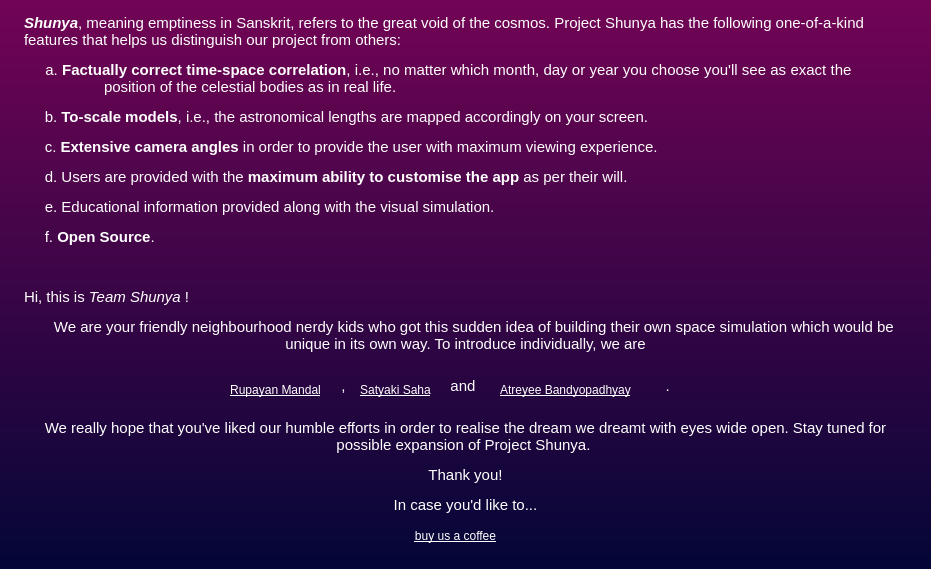
Before: the Qt Designer form Assets/dial_2.ui in CodeALPHA007/Shunya, drawn with Qt 5.
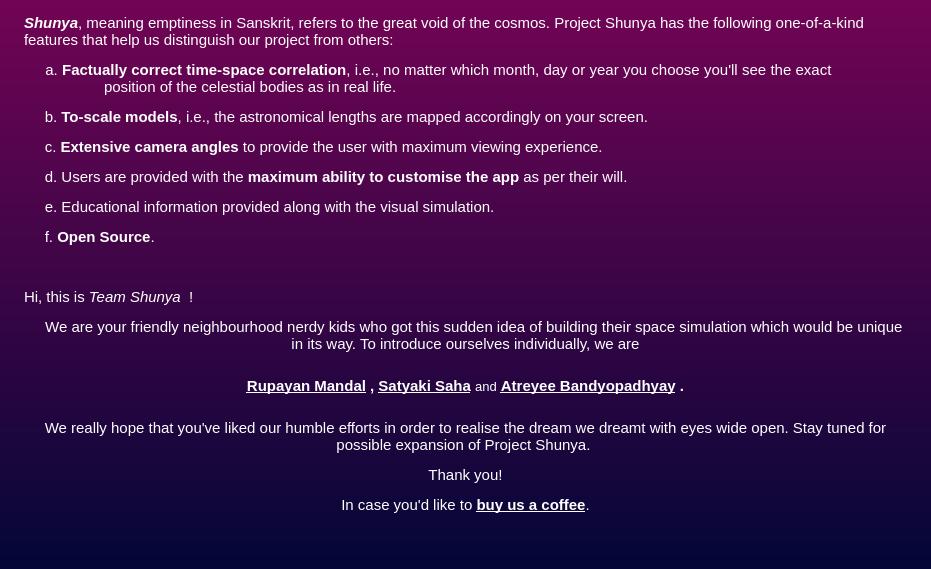
After: the same form once the commit is applied.

Patch:
```diff
--- a/Assets/dial_2.ui
+++ b/Assets/dial_2.ui
@@ -16,29 +16,6 @@
   <property name="styleSheet">
    <string notr="true">background-color: QLinearGradient( x1: 0, y1: 0, x2: 0, y2: 1, stop: 0 rgb(114, 4, 85), stop: 1 rgb(3, 6, 55) )</string>
   </property>
-  <widget class="QPushButton" name="Coffee">
-   <property name="geometry">
-    <rect>
-     <x>390</x>
-     <y>520</y>
-     <width>131</width>
-     <height>31</height>
-    </rect>
-   </property>
-   <property name="toolTip">
-    <string>&lt;html&gt;&lt;head/&gt;&lt;body&gt;&lt;p&gt;Buy us a coffee&lt;/p&gt;&lt;/body&gt;&lt;/html&gt;</string>
-   </property>
-   <property name="styleSheet">
-    <string notr="true">color:white;
-font: 12pt &quot;MS Shell Dlg 2&quot;;
-text-decoration: underline;
-background-color:transparent;
-border:none;</string>
-   </property>
-   <property name="text">
-    <string>buy us a coffee</string>
-   </property>
-  </widget>
   <widget class="QTextBrowser" name="textBrowser">
    <property name="geometry">
     <rect>
@@ -64,105 +41,28 @@
 &lt;html&gt;&lt;head&gt;&lt;meta name=&quot;qrichtext&quot; content=&quot;1&quot; /&gt;&lt;style type=&quot;text/css&quot;&gt;
 p, li { white-space: pre-wrap; }
 &lt;/style&gt;&lt;/head&gt;&lt;body style=&quot; font-family:'MS Shell Dlg 2'; font-size:8.25pt; font-weight:400; font-style:normal;&quot;&gt;
-&lt;p style=&quot; margin-top:12px; margin-bottom:12px; margin-left:0px; margin-right:0px; -qt-block-indent:0; text-indent:0px;&quot;&gt;&lt;span style=&quot; font-size:11pt; font-weight:600; font-style:italic;&quot;&gt;Shunya&lt;/span&gt;&lt;span style=&quot; font-size:11pt;&quot;&gt;, meaning emptiness in Sanskrit, refers to the great void of the cosmos. Project Shunya has the following one-of-a-kind features that helps us distinguish our project from others:&lt;/span&gt;&lt;/p&gt;
-&lt;p align=&quot;justify&quot; style=&quot; margin-top:12px; margin-bottom:12px; margin-left:0px; margin-right:0px; -qt-block-indent:0; text-indent:0px;&quot;&gt;&lt;span style=&quot; font-size:11pt;&quot;&gt;     a. &lt;/span&gt;&lt;span style=&quot; font-size:11pt; font-weight:600;&quot;&gt;Factually correct time-space correlation&lt;/span&gt;&lt;span style=&quot; font-size:11pt;&quot;&gt;, i.e., no matter which month, day or year you choose you'll see as exact the 			position of the celestial bodies as in real life.&lt;/span&gt;&lt;/p&gt;
+&lt;p style=&quot; margin-top:0px; margin-bottom:0px; margin-left:0px; margin-right:0px; -qt-block-indent:0; text-indent:0px;&quot;&gt;&lt;span style=&quot; font-size:11pt; font-weight:600; font-style:italic;&quot;&gt;Shunya&lt;/span&gt;&lt;span style=&quot; font-size:11pt;&quot;&gt;, meaning emptiness in Sanskrit, refers to the great void of the cosmos. Project Shunya has the following one-of-a-kind features that help us distinguish our project from others:&lt;/span&gt;&lt;/p&gt;
+&lt;p align=&quot;justify&quot; style=&quot; margin-top:12px; margin-bottom:12px; margin-left:0px; margin-right:0px; -qt-block-indent:0; text-indent:0px;&quot;&gt;&lt;span style=&quot; font-size:11pt;&quot;&gt;     a. &lt;/span&gt;&lt;span style=&quot; font-size:11pt; font-weight:600;&quot;&gt;Factually correct time-space correlation&lt;/span&gt;&lt;span style=&quot; font-size:11pt;&quot;&gt;, i.e., no matter which month, day or year you choose you'll see the exact 			position of the celestial bodies as in real life.&lt;/span&gt;&lt;/p&gt;
 &lt;p align=&quot;justify&quot; style=&quot; margin-top:12px; margin-bottom:12px; margin-left:0px; margin-right:0px; -qt-block-indent:0; text-indent:0px;&quot;&gt;&lt;span style=&quot; font-size:11pt;&quot;&gt;     b. &lt;/span&gt;&lt;span style=&quot; font-size:11pt; font-weight:600;&quot;&gt;To-scale models&lt;/span&gt;&lt;span style=&quot; font-size:11pt;&quot;&gt;, i.e., the astronomical lengths are mapped accordingly on your screen.&lt;/span&gt;&lt;/p&gt;
-&lt;p align=&quot;justify&quot; style=&quot; margin-top:12px; margin-bottom:12px; margin-left:0px; margin-right:0px; -qt-block-indent:0; text-indent:0px;&quot;&gt;&lt;span style=&quot; font-size:11pt;&quot;&gt;     c. &lt;/span&gt;&lt;span style=&quot; font-size:11pt; font-weight:600;&quot;&gt;Extensive camera angles&lt;/span&gt;&lt;span style=&quot; font-size:11pt;&quot;&gt; in order to provide the user with maximum viewing experience.&lt;/span&gt;&lt;/p&gt;
+&lt;p align=&quot;justify&quot; style=&quot; margin-top:12px; margin-bottom:12px; margin-left:0px; margin-right:0px; -qt-block-indent:0; text-indent:0px;&quot;&gt;&lt;span style=&quot; font-size:11pt;&quot;&gt;     c. &lt;/span&gt;&lt;span style=&quot; font-size:11pt; font-weight:600;&quot;&gt;Extensive camera angles&lt;/span&gt;&lt;span style=&quot; font-size:11pt;&quot;&gt; to provide the user with maximum viewing experience.&lt;/span&gt;&lt;/p&gt;
 &lt;p align=&quot;justify&quot; style=&quot; margin-top:12px; margin-bottom:12px; margin-left:0px; margin-right:0px; -qt-block-indent:0; text-indent:0px;&quot;&gt;&lt;span style=&quot; font-size:11pt;&quot;&gt;     d. Users are provided with the &lt;/span&gt;&lt;span style=&quot; font-size:11pt; font-weight:600;&quot;&gt;maximum ability to customise the app&lt;/span&gt;&lt;span style=&quot; font-size:11pt;&quot;&gt; as per their will.&lt;/span&gt;&lt;/p&gt;
 &lt;p align=&quot;justify&quot; style=&quot; margin-top:12px; margin-bottom:12px; margin-left:0px; margin-right:0px; -qt-block-indent:0; text-indent:0px;&quot;&gt;&lt;span style=&quot; font-size:11pt;&quot;&gt;     e. Educational information provided along with the visual simulation.&lt;/span&gt;&lt;/p&gt;
 &lt;p align=&quot;justify&quot; style=&quot; margin-top:12px; margin-bottom:12px; margin-left:0px; margin-right:0px; -qt-block-indent:0; text-indent:0px;&quot;&gt;&lt;span style=&quot; font-size:11pt;&quot;&gt;     f. &lt;/span&gt;&lt;span style=&quot; font-size:11pt; font-weight:600;&quot;&gt;Open Source&lt;/span&gt;&lt;span style=&quot; font-size:11pt;&quot;&gt;.&lt;/span&gt;&lt;/p&gt;
 &lt;p align=&quot;justify&quot; style=&quot;-qt-paragraph-type:empty; margin-top:12px; margin-bottom:12px; margin-left:0px; margin-right:0px; -qt-block-indent:0; text-indent:0px; font-size:11pt;&quot;&gt;&lt;br /&gt;&lt;/p&gt;
-&lt;p align=&quot;justify&quot; style=&quot; margin-top:12px; margin-bottom:12px; margin-left:0px; margin-right:0px; -qt-block-indent:0; text-indent:0px;&quot;&gt;&lt;span style=&quot; font-size:11pt;&quot;&gt;Hi, this is &lt;/span&gt;&lt;span style=&quot; font-size:11pt; font-style:italic;&quot;&gt;Team Shunya &lt;/span&gt;&lt;span style=&quot; font-size:11pt;&quot;&gt;!&lt;/span&gt;&lt;/p&gt;
-&lt;p align=&quot;center&quot; style=&quot; margin-top:12px; margin-bottom:12px; margin-left:0px; margin-right:0px; -qt-block-indent:0; text-indent:0px;&quot;&gt;&lt;span style=&quot; font-size:11pt;&quot;&gt;    We are your friendly neighbourhood nerdy kids who got this sudden idea of building their own space simulation which would be     unique in its own way. To introduce individually, we are&lt;/span&gt;&lt;br /&gt;&lt;/p&gt;
-&lt;p align=&quot;center&quot; style=&quot; margin-top:12px; margin-bottom:12px; margin-left:0px; margin-right:0px; -qt-block-indent:0; text-indent:0px;&quot;&gt;&lt;span style=&quot; font-size:11pt;&quot;&gt;	, 	       and			 . &lt;/span&gt;&lt;br /&gt;&lt;/p&gt;
+&lt;p align=&quot;justify&quot; style=&quot; margin-top:12px; margin-bottom:12px; margin-left:0px; margin-right:0px; -qt-block-indent:0; text-indent:0px;&quot;&gt;&lt;span style=&quot; font-size:11pt;&quot;&gt;Hi, this is &lt;/span&gt;&lt;span style=&quot; font-size:11pt; font-style:italic;&quot;&gt;Team Shunya  &lt;/span&gt;&lt;span style=&quot; font-size:11pt;&quot;&gt;!&lt;/span&gt;&lt;/p&gt;
+&lt;p align=&quot;center&quot; style=&quot; margin-top:12px; margin-bottom:12px; margin-left:0px; margin-right:0px; -qt-block-indent:0; text-indent:0px;&quot;&gt;&lt;span style=&quot; font-size:11pt;&quot;&gt;    We are your friendly neighbourhood nerdy kids who got this sudden idea of building their space simulation which would be unique in its way. To introduce ourselves individually, we are&lt;/span&gt;&lt;br /&gt;&lt;/p&gt;
+&lt;p align=&quot;center&quot; style=&quot; margin-top:12px; margin-bottom:12px; margin-left:0px; margin-right:0px; -qt-block-indent:0; text-indent:0px;&quot;&gt;&lt;a href=&quot;https://www.linkedin.com/in/rupayanmandal&quot;&gt;&lt;span style=&quot; font-size:11pt; font-weight:600; text-decoration: underline; color:#ffffff;&quot;&gt;Rupayan Mandal&lt;/span&gt;&lt;/a&gt;&lt;span style=&quot; font-size:11pt; font-weight:600; color:#ffffff;&quot;&gt; , &lt;/span&gt;&lt;a href=&quot;https://www.linkedin.com/in/satyaki-saha-550224244&quot;&gt;&lt;span style=&quot; font-size:11pt; font-weight:600; text-decoration: underline; color:#ffffff;&quot;&gt;Satyaki Saha&lt;/span&gt;&lt;/a&gt;&lt;span style=&quot; font-size:11pt; font-weight:600; color:#ffffff;&quot;&gt; &lt;/span&gt;&lt;span style=&quot; font-size:10pt; color:#ffffff;&quot;&gt;and&lt;/span&gt;&lt;span style=&quot; font-size:11pt; font-weight:600; color:#ffffff;&quot;&gt; &lt;/span&gt;&lt;a href=&quot;https://www.linkedin.com/in/atreyee-bandyopadhyay-672825205&quot;&gt;&lt;span style=&quot; font-size:11pt; font-weight:600; text-decoration: underline; color:#ffffff;&quot;&gt;Atreyee Bandyopadhyay&lt;/span&gt;&lt;/a&gt;&lt;span style=&quot; font-size:11pt; font-weight:600; color:#ffffff;&quot;&gt; . &lt;/span&gt;&lt;br /&gt;&lt;/p&gt;
 &lt;p align=&quot;center&quot; style=&quot; margin-top:12px; margin-bottom:12px; margin-left:0px; margin-right:0px; -qt-block-indent:0; text-indent:0px;&quot;&gt;&lt;span style=&quot; font-size:11pt;&quot;&gt;We really hope that you've liked our humble efforts in order to realise the dream we dreamt with eyes wide open. Stay tuned for possible expansion of Project Shunya. &lt;/span&gt;&lt;/p&gt;
 &lt;p align=&quot;center&quot; style=&quot; margin-top:12px; margin-bottom:12px; margin-left:0px; margin-right:0px; -qt-block-indent:0; text-indent:0px;&quot;&gt;&lt;span style=&quot; font-size:11pt;&quot;&gt;Thank you!&lt;/span&gt;&lt;/p&gt;
-&lt;p align=&quot;center&quot; style=&quot; margin-top:12px; margin-bottom:12px; margin-left:0px; margin-right:0px; -qt-block-indent:0; text-indent:0px;&quot;&gt;&lt;span style=&quot; font-size:11pt;&quot;&gt;In case you'd like to...&lt;/span&gt;&lt;/p&gt;&lt;/body&gt;&lt;/html&gt;</string>
+&lt;p align=&quot;center&quot; style=&quot; margin-top:12px; margin-bottom:12px; margin-left:0px; margin-right:0px; -qt-block-indent:0; text-indent:0px;&quot;&gt;&lt;span style=&quot; font-size:11pt;&quot;&gt;In case you'd like to&lt;/span&gt;&lt;span style=&quot; font-size:11pt; font-weight:600; color:#ffffff;&quot;&gt; &lt;/span&gt;&lt;a href=&quot;https://shunyathespaceapp.onrender.com&quot;&gt;&lt;span style=&quot; font-size:11pt; font-weight:600; text-decoration: underline; color:#ffffff;&quot;&gt;buy us a coffee&lt;/span&gt;&lt;/a&gt;&lt;span style=&quot; font-size:11pt;&quot;&gt;.&lt;/span&gt;&lt;/p&gt;&lt;/body&gt;&lt;/html&gt;</string>
    </property>
-  </widget>
-  <widget class="QLabel" name="RM">
-   <property name="geometry">
-    <rect>
-     <x>210</x>
-     <y>380</y>
-     <width>131</width>
-     <height>21</height>
-    </rect>
-   </property>
-   <property name="styleSheet">
-    <string notr="true">color: rgb(255, 255, 255);
-background-color: transparent;
-text-decoration: underline;
-font: 75 10pt &quot;MS Sans Serif&quot;;
-border:none;</string>
-   </property>
-   <property name="text">
-    <string>&lt;html&gt;&lt;head/&gt;&lt;body&gt;&lt;p&gt;&lt;a href=&quot;https://www.linkedin.com/in/rupayanmandal/&quot;&gt;&lt;span style=&quot; text-decoration: underline; color:#ffffff;&quot;&gt;Rupayan Mandal&lt;/span&gt;&lt;/a&gt;&lt;/p&gt;&lt;/body&gt;&lt;/html&gt;</string>
-   </property>
-   <property name="alignment">
-    <set>Qt::AlignCenter</set>
-   </property>
    <property name="openExternalLinks">
     <bool>true</bool>
    </property>
-  </widget>
-  <widget class="QLabel" name="SS">
-   <property name="geometry">
-    <rect>
-     <x>320</x>
-     <y>380</y>
-     <width>151</width>
-     <height>21</height>
-    </rect>
-   </property>
-   <property name="styleSheet">
-    <string notr="true">color: rgb(255, 255, 255);
-background-color: transparent;
-text-decoration: underline;
-font: 75 10pt &quot;MS Sans Serif&quot;;
-border:none;</string>
-   </property>
-   <property name="text">
-    <string>&lt;html&gt;&lt;head/&gt;&lt;body&gt;&lt;p&gt;&lt;a href=&quot;https://www.linkedin.com/in/satyaki-saha-550224244/&quot;&gt;&lt;span style=&quot; text-decoration: underline; color:#ffffff;&quot;&gt;Satyaki Saha&lt;/span&gt;&lt;/a&gt;&lt;/p&gt;&lt;/body&gt;&lt;/html&gt;</string>
-   </property>
-   <property name="alignment">
-    <set>Qt::AlignCenter</set>
-   </property>
-   <property name="openExternalLinks">
+   <property name="openLinks">
     <bool>true</bool>
    </property>
   </widget>
-  <widget class="QLabel" name="AB">
-   <property name="geometry">
-    <rect>
-     <x>470</x>
-     <y>380</y>
-     <width>191</width>
-     <height>21</height>
-    </rect>
-   </property>
-   <property name="styleSheet">
-    <string notr="true">color: rgb(255, 255, 255);
-background-color: transparent;
-text-decoration: underline;
-font: 75 10pt &quot;MS Sans Serif&quot;;
-border:none;</string>
-   </property>
-   <property name="text">
-    <string>&lt;html&gt;&lt;head/&gt;&lt;body&gt;&lt;p&gt;&lt;a href=&quot;https://www.linkedin.com/in/atreyee-bandyopadhyay-672825205/&quot;&gt;&lt;span style=&quot; text-decoration: underline; color:#ffffff;&quot;&gt;Atreyee Bandyopadhyay&lt;/span&gt;&lt;/a&gt;&lt;/p&gt;&lt;/body&gt;&lt;/html&gt;</string>
-   </property>
-   <property name="alignment">
-    <set>Qt::AlignCenter</set>
-   </property>
-   <property name="openExternalLinks">
-    <bool>true</bool>
-   </property>
-  </widget>
-  <zorder>textBrowser</zorder>
-  <zorder>Coffee</zorder>
-  <zorder>RM</zorder>
-  <zorder>SS</zorder>
-  <zorder>AB</zorder>
  </widget>
  <resources/>
  <connections/>
```
